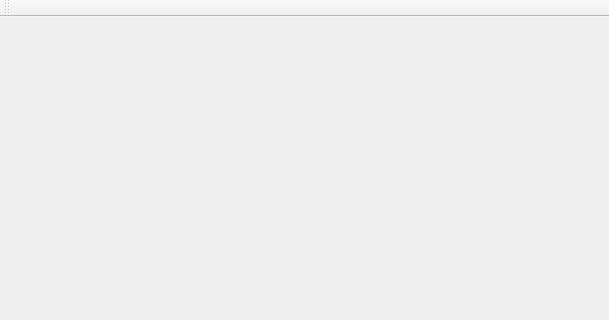
Old version of the form mainwindow.ui in the repository khaledWM/Comp-3004-P30; both pictures show x 0 to 609 and y 0 to 320 of the 609 by 477 pixel window.
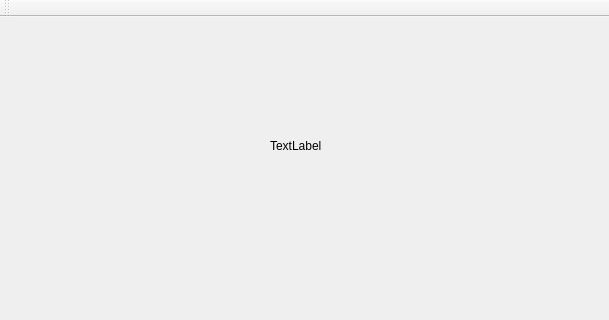
New version of the form.

Diff of the .ui file:
```diff
--- a/mainwindow.ui
+++ b/mainwindow.ui
@@ -13,7 +13,21 @@
   <property name="windowTitle">
    <string>MainWindow</string>
   </property>
-  <widget class="QWidget" name="centralWidget"/>
+  <widget class="QWidget" name="centralWidget">
+   <widget class="QLabel" name="label">
+    <property name="geometry">
+     <rect>
+      <x>270</x>
+      <y>120</y>
+      <width>64</width>
+      <height>17</height>
+     </rect>
+    </property>
+    <property name="text">
+     <string>TextLabel</string>
+    </property>
+   </widget>
+  </widget>
   <widget class="QMenuBar" name="menuBar">
    <property name="geometry">
     <rect>
```
